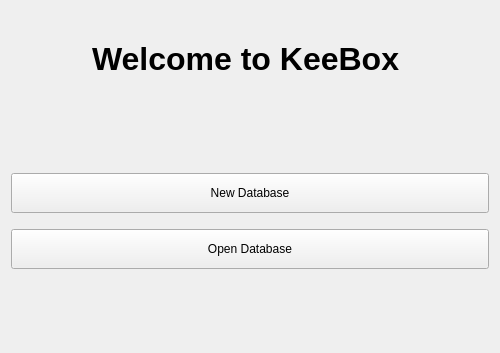
This is source/gui/WelcomeWidget.ui in yassine20011/KeeBox as Qt 5 draws it before an edit; both pictures show x 0 to 500 and y 0 to 353 of the 500 by 600 pixel window. The edited form follows.
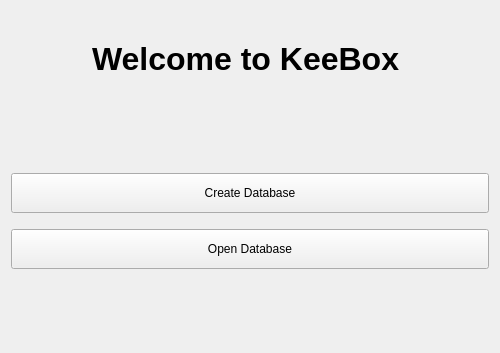
This is the edited form. Icons and pictures are not drawn.

Commit message: Added the SQL database support and update UI text

```diff
--- a/source/gui/WelcomeWidget.ui
+++ b/source/gui/WelcomeWidget.ui
@@ -81,7 +81,7 @@
       </string>
      </property>
      <property name="text">
-      <string>New Database</string>
+      <string>Create Database</string>
      </property>
     </widget>
    </item>
```
The commit also changes 6 other files.
